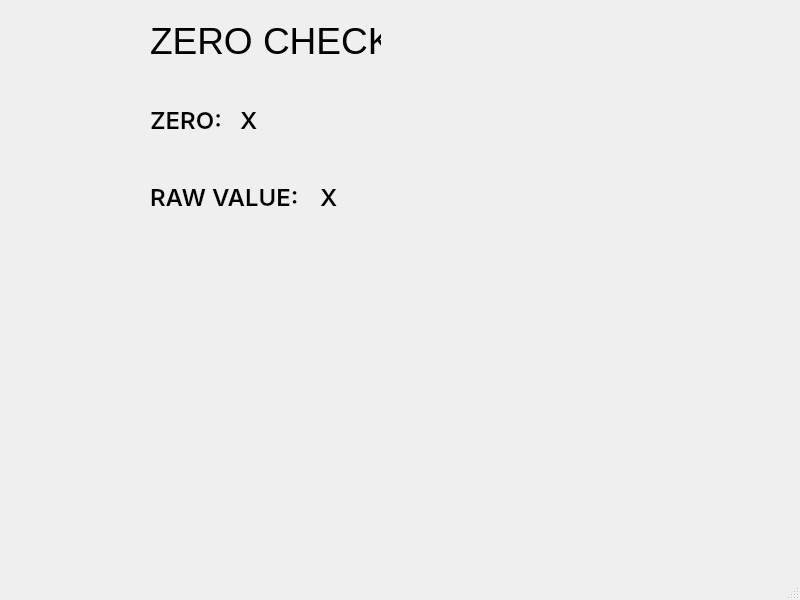
Before: the Qt Designer form mainwindow.ui in JakobGerjolj/zeroCheckSidemountGUI, drawn with Qt 5.
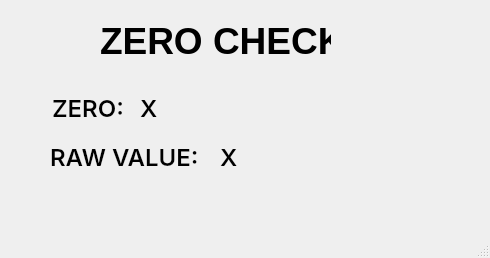
After: the same form once the commit is applied.

```diff
--- a/mainwindow.ui
+++ b/mainwindow.ui
@@ -6,8 +6,8 @@
    <rect>
     <x>0</x>
     <y>0</y>
-    <width>800</width>
-    <height>600</height>
+    <width>490</width>
+    <height>258</height>
    </rect>
   </property>
   <property name="windowTitle">
@@ -17,7 +17,7 @@
    <widget class="QLabel" name="label">
     <property name="geometry">
      <rect>
-      <x>150</x>
+      <x>100</x>
       <y>10</y>
       <width>231</width>
       <height>61</height>
@@ -26,59 +26,18 @@
     <property name="font">
      <font>
       <pointsize>28</pointsize>
+      <bold>true</bold>
      </font>
     </property>
     <property name="text">
      <string>ZERO CHECK</string>
     </property>
    </widget>
-   <widget class="QWidget" name="verticalLayoutWidget">
-    <property name="geometry">
-     <rect>
-      <x>150</x>
-      <y>80</y>
-      <width>174</width>
-      <height>80</height>
-     </rect>
-    </property>
-    <layout class="QVBoxLayout" name="verticalLayout">
-     <item>
-      <layout class="QHBoxLayout" name="horizontalLayout_2" stretch="0,0">
-       <item>
-        <widget class="QLabel" name="label_3">
-         <property name="font">
-          <font>
-           <family>Inter SemiBold</family>
-           <pointsize>18</pointsize>
-          </font>
-         </property>
-         <property name="text">
-          <string>ZERO:</string>
-         </property>
-        </widget>
-       </item>
-       <item>
-        <widget class="QLabel" name="ZeroValue">
-         <property name="font">
-          <font>
-           <family>Inter SemiBold</family>
-           <pointsize>18</pointsize>
-          </font>
-         </property>
-         <property name="text">
-          <string>X</string>
-         </property>
-        </widget>
-       </item>
-      </layout>
-     </item>
-    </layout>
-   </widget>
    <widget class="QLabel" name="RawValue">
     <property name="geometry">
      <rect>
-      <x>320</x>
-      <y>180</y>
+      <x>220</x>
+      <y>140</y>
       <width>231</width>
       <height>34</height>
      </rect>
@@ -96,8 +55,8 @@
    <widget class="QLabel" name="label_2">
     <property name="geometry">
      <rect>
-      <x>150</x>
-      <y>180</y>
+      <x>50</x>
+      <y>140</y>
       <width>147</width>
       <height>34</height>
      </rect>
@@ -112,6 +71,44 @@
      <string>RAW VALUE:</string>
     </property>
    </widget>
+   <widget class="QLabel" name="label_3">
+    <property name="geometry">
+     <rect>
+      <x>52</x>
+      <y>70</y>
+      <width>82</width>
+      <height>76</height>
+     </rect>
+    </property>
+    <property name="font">
+     <font>
+      <family>Inter SemiBold</family>
+      <pointsize>18</pointsize>
+     </font>
+    </property>
+    <property name="text">
+     <string>ZERO:</string>
+    </property>
+   </widget>
+   <widget class="QLabel" name="ZeroValue">
+    <property name="geometry">
+     <rect>
+      <x>140</x>
+      <y>70</y>
+      <width>82</width>
+      <height>76</height>
+     </rect>
+    </property>
+    <property name="font">
+     <font>
+      <family>Inter SemiBold</family>
+      <pointsize>18</pointsize>
+     </font>
+    </property>
+    <property name="text">
+     <string>X</string>
+    </property>
+   </widget>
   </widget>
   <widget class="QMenuBar" name="menubar">
    <property name="geometry">
```
Left out of the diff: 2 changed lines with no effect on the pictures.
